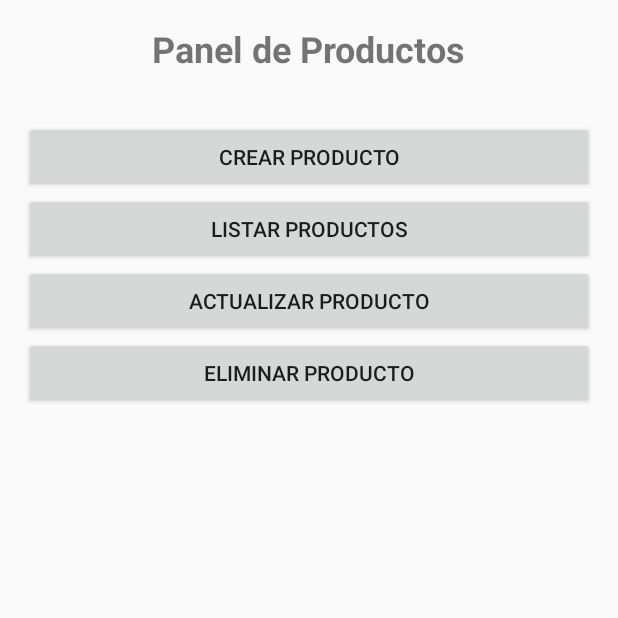
After one commit to Code-Wizard02/kotlinAPI, an Android app built with Jetpack Compose: the DashboardActivity screen opened directly, with no data from a screen before it, on a phone screen of 412 x 824 dp, the top half of it. The commit adds this screen. Run offline under Robolectric (Android 15) with nearby library versions, the phone set to English and light mode, and no system bars.

Commit message:
The dashboard was created and the token is saved to be able to create a new product.

```diff
--- /dev/null
+++ b/app/src/main/java/com/example/tiendita/DashboardActivity.kt
@@ -0,0 +1,19 @@
+package com.example.tiendita
+
+import android.content.Intent
+import android.os.Bundle
+import android.widget.Button
+import androidx.activity.ComponentActivity
+
+class DashboardActivity : ComponentActivity() {
+    override fun onCreate(savedInstanceState: Bundle?) {
+        super.onCreate(savedInstanceState)
+        setContentView(R.layout.activity_dashboard)
+
+        val btnCrear: Button = findViewById(R.id.btnCrear)
+
+        btnCrear.setOnClickListener {
+            startActivity(Intent(this, CrearProductoActivity::class.java))
+        }
+    }
+}
--- a/app/src/main/java/com/example/tiendita/LoginResponse.kt
+++ b/app/src/main/java/com/example/tiendita/LoginResponse.kt
@@ -1,6 +1,6 @@
 package com.example.tiendita
 
 data class LoginResponse(
-    val token: String,
+    val token: String?,
     val user: Usuario
 )
--- a/app/src/main/java/com/example/tiendita/Product.kt
+++ b/app/src/main/java/com/example/tiendita/Product.kt
@@ -1,8 +1,11 @@
 package com.example.tiendita
 
+import com.google.gson.annotations.SerializedName
+
 data class Product(
+    @SerializedName("_id") val id: String,
     val nombre: String,
     val descripcion: String,
-    val precio: Double,
+    val precio: Int,
     val stock: Int
 )
--- /dev/null
+++ b/app/src/main/java/com/example/tiendita/ProductResponse.kt
@@ -0,0 +1,6 @@
+package com.example.tiendita
+
+data class ProductResponse(
+    val message: String?,
+    val product: Product
+)
--- /dev/null
+++ b/app/src/main/res/layout/activity_dashboard.xml
@@ -0,0 +1,50 @@
+<?xml version="1.0" encoding="utf-8"?>
+<ScrollView xmlns:android="http://schemas.android.com/apk/res/android"
+    android:layout_width="match_parent"
+    android:layout_height="match_parent"
+    android:padding="16dp">
+
+    <LinearLayout
+        android:layout_width="match_parent"
+        android:layout_height="wrap_content"
+        android:orientation="vertical"
+        android:gravity="center_horizontal"
+        android:spacing="16dp">
+
+        <TextView
+            android:id="@+id/textViewTitulo"
+            android:layout_width="wrap_content"
+            android:layout_height="wrap_content"
+            android:text="Panel de Productos"
+            android:textSize="24sp"
+            android:textStyle="bold"
+            android:layout_marginBottom="24dp" />
+
+        <Button
+            android:id="@+id/btnCrear"
+            android:text="Crear Producto"
+            android:layout_width="match_parent"
+            android:layout_height="wrap_content"
+            android:layout_marginTop="8dp"/>
+
+
+        <Button
+            android:id="@+id/btnListarProductos"
+            android:layout_width="match_parent"
+            android:layout_height="wrap_content"
+            android:text="Listar Productos" />
+
+        <Button
+            android:id="@+id/btnActualizarProducto"
+            android:layout_width="match_parent"
+            android:layout_height="wrap_content"
+            android:text="Actualizar Producto" />
+
+        <Button
+            android:id="@+id/btnEliminarProducto"
+            android:layout_width="match_parent"
+            android:layout_height="wrap_content"
+            android:text="Eliminar Producto" />
+
+    </LinearLayout>
+</ScrollView>
--- a/app/src/main/res/xml/network_security_config.xml
+++ b/app/src/main/res/xml/network_security_config.xml
@@ -1,6 +1,6 @@
 <?xml version="1.0" encoding="utf-8"?>
 <network-security-config>
     <domain-config cleartextTrafficPermitted="true">
-        <domain includeSubdomains="true">192.168.1.100</domain>
+        <domain includeSubdomains="true">192.168.1.74</domain>
     </domain-config>
 </network-security-config>
```
Also changed, not shown: app/src/main/AndroidManifest.xml (+6 -1 lines), app/src/main/java/com/example/tiendita/ApiService.kt (+19 -3 lines), app/src/main/java/com/example/tiendita/CrearProductoActivity.kt (added, +60 -0 lines), app/src/main/java/com/example/tiendita/LoginActivity.kt (+19 -7 lines), app/src/main/java/com/example/tiendita/MainActivity.kt (deleted, +0 -59 lines), app/src/main/java/com/example/tiendita/ProductRequest.kt (added, +8 -0 lines), app/src/main/java/com/example/tiendita/RetrofitClient.kt (+20 -3 lines), app/src/main/res/layout/activity_crear_producto.xml (added, +45 -0 lines), app/src/main/res/layout/activity_main.xml (deleted, +0 -14 lines).
